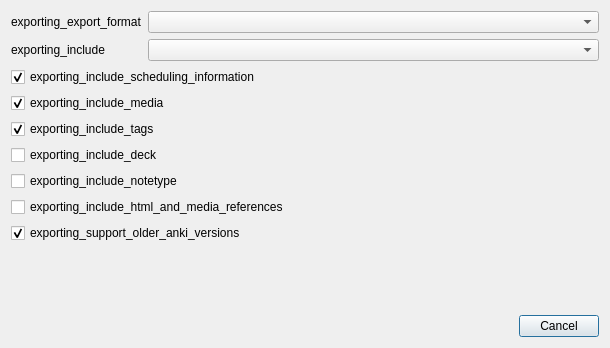
Before: the Qt Designer form qt/aqt/forms/exporting.ui in ankitects/anki, drawn with Qt 5.
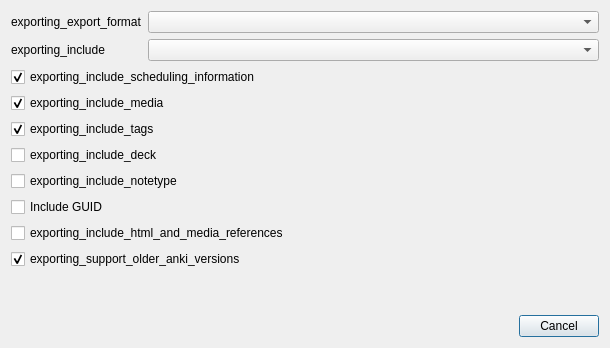
After: the same form once the commit is applied.

Commit message: Support import/export of guids

The edit to the form file:
```diff
--- a/qt/aqt/forms/exporting.ui
+++ b/qt/aqt/forms/exporting.ui
@@ -107,6 +107,13 @@
        </property>
       </widget>
      </item>
+     <item>
+      <widget class="QCheckBox" name="includeGuid">
+       <property name="text">
+        <string notr="true">Include GUID</string>
+       </property>
+      </widget>
+     </item>
      <item>
       <widget class="QCheckBox" name="includeHTML">
        <property name="text">
```
The commit also changes 14 other files.
